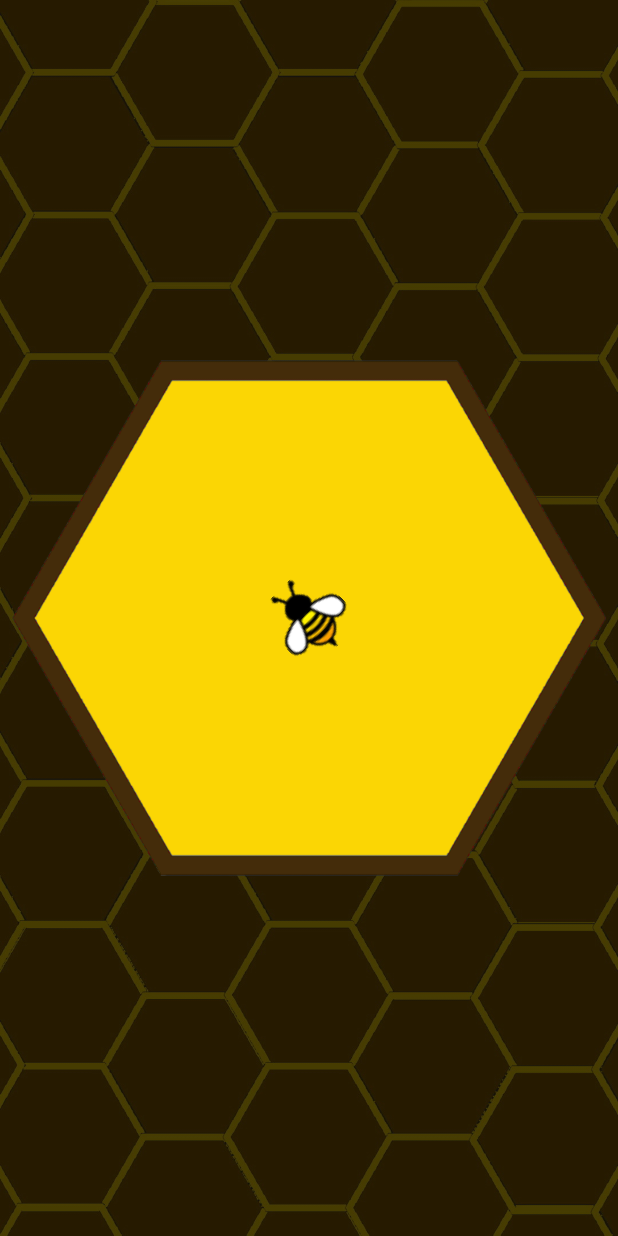
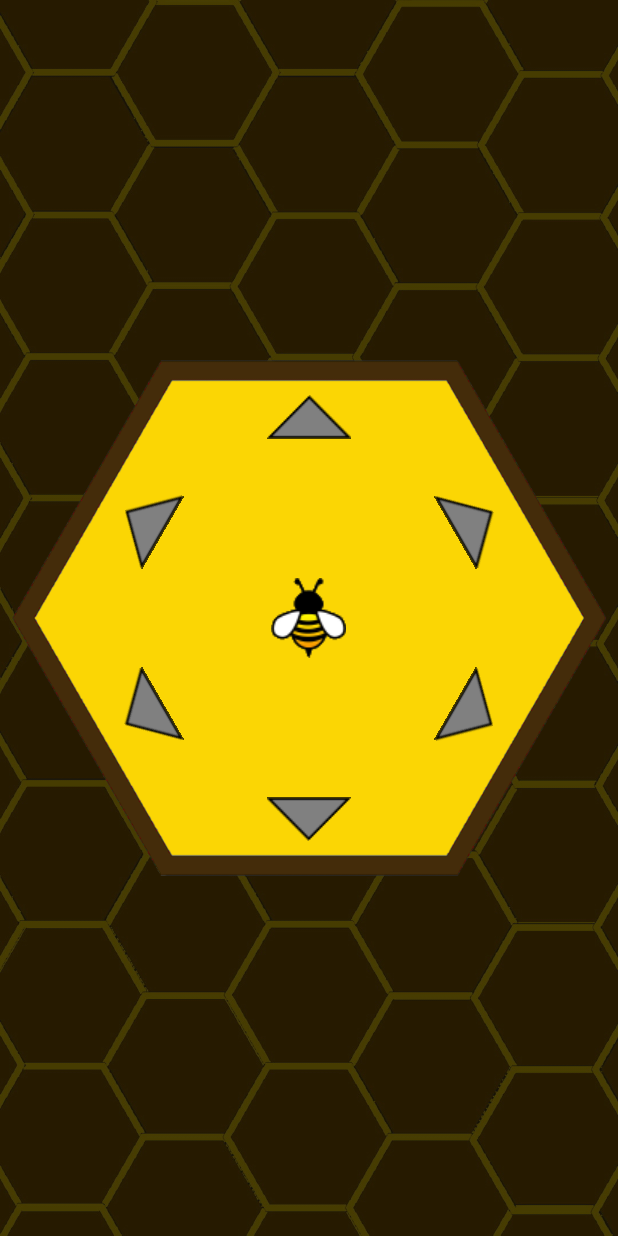
Before and after one commit to UP2005572/HoneycombMaze, an Android app: the InChamberActivity screen opened directly, with no data from a screen before it, on a phone screen of 412 x 824 dp. Run offline under Robolectric (Android 15) with nearby library versions, the phone set to English and light mode, and no system bars.

Commit message:
further directional work

```diff
--- a/Project/app/src/main/java/com/example/honeycombmaze/InChamberActivity.java
+++ b/Project/app/src/main/java/com/example/honeycombmaze/InChamberActivity.java
@@ -23,7 +23,7 @@ public class InChamberActivity extends AppCompatActivity {
         InputStream in_s = getCSVRes();
         nodeMap = new NodeMap(in_s);
 
-        BeeAnimation(1);
+        //BeeAnimation(1);
     }
 
 
@@ -38,6 +38,8 @@ public class InChamberActivity extends AppCompatActivity {
         button.setVisibility(View.VISIBLE);
     }
 
+    public void GoneButton(ImageView button) {button.setVisibility(View.GONE);}
+
     public void HideButton(ImageView button){
         button.setVisibility(View.INVISIBLE);
     }
@@ -50,23 +52,17 @@ public class InChamberActivity extends AppCompatActivity {
         float xPos = bee.getX();
         float yPos = bee.getY();
 
-        HideButton((ImageView) findViewById(R.id.tButton));
-        HideButton((ImageView) findViewById(R.id.trButton));
-        HideButton((ImageView) findViewById(R.id.brButton));
-        HideButton((ImageView) findViewById(R.id.bButton));
-        HideButton((ImageView) findViewById(R.id.blButton));
-        HideButton((ImageView) findViewById(R.id.tlButton));
+       /*GoneButton((ImageView) findViewById(R.id.tButton));
+        GoneButton((ImageView) findViewById(R.id.trButton));
+        GoneButton((ImageView) findViewById(R.id.brButton));
+        GoneButton((ImageView) findViewById(R.id.bButton));
+        GoneButton((ImageView) findViewById(R.id.blButton));
+        GoneButton((ImageView) findViewById(R.id.tlButton));*/
 
 
         switch(direction){
             case 1:
-                bee.setRotation(45);
-                for (int i=0; i == 1000; i++){
-                    xPos -= 1;
-                    yPos += 1;
-                    bee.setX(xPos);
-                    bee.setY(yPos);
-                }
+                bee.setRotation(bee.getRotation()+90);
             case 2:
                 bee.setRotation(135);
             case 3:
```
